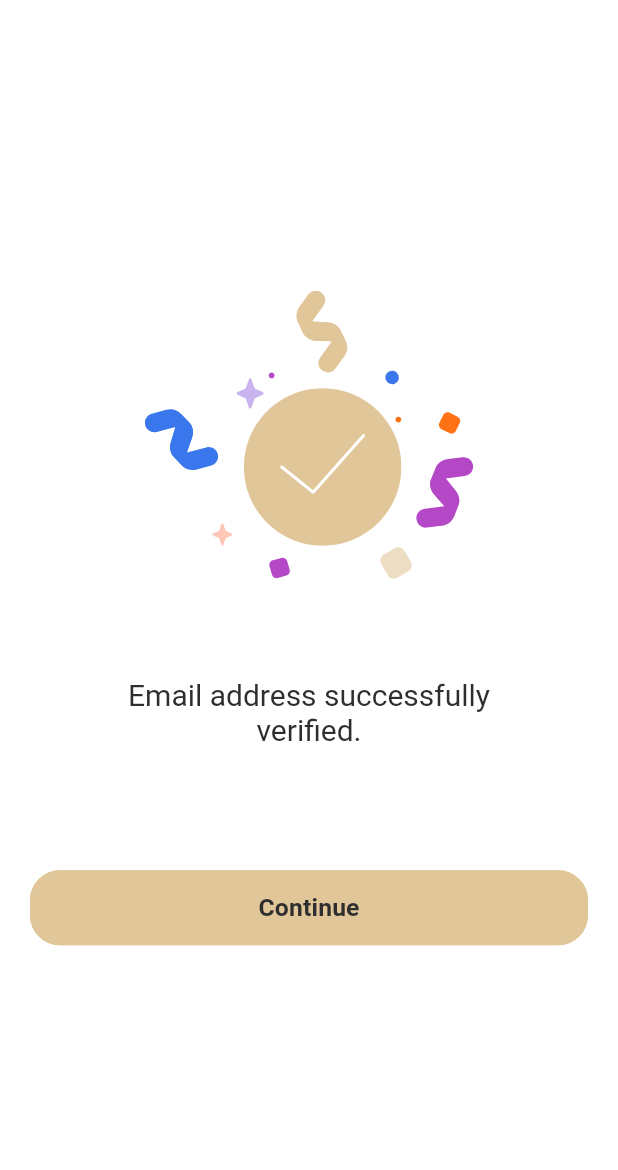
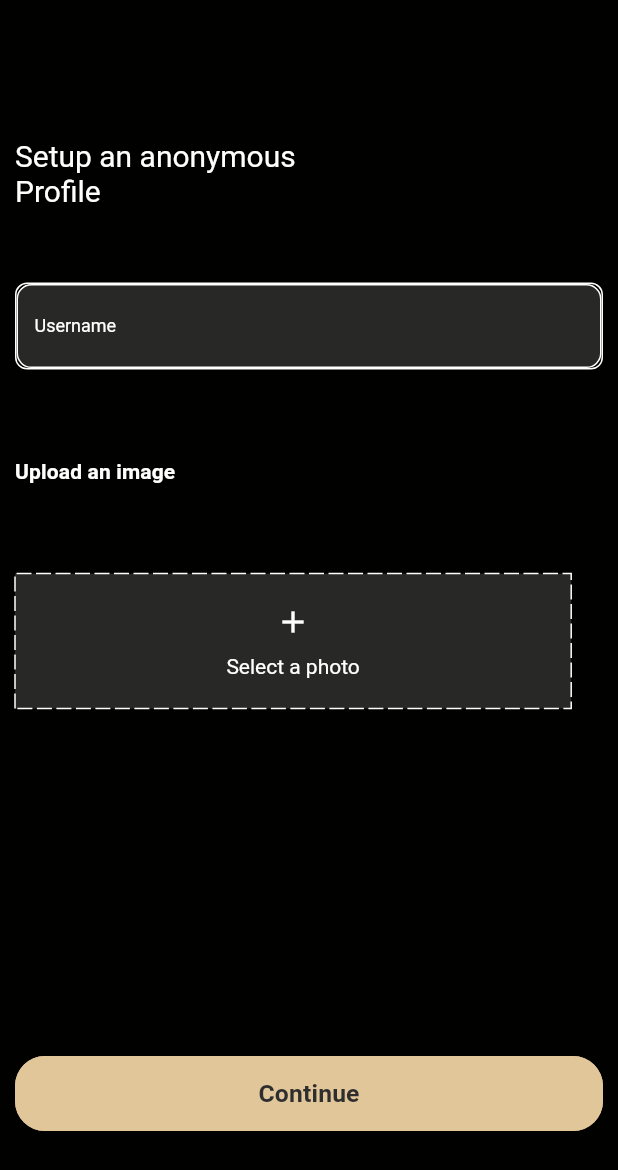
Before and after one commit to DigicomSolution/Peek-Entertainment-App-, a Flutter app: the VerificationSuccessView screen opened by its route, after a tap on "Continue", on a phone screen of 412 x 824 dp. Shown: the top 1170 px of the screen. Run offline on Flutter 3.47's test engine with Material 2 defaults, Android fonts, the phone set to English and light mode, and no system bars; drawn by our look-alikes of dotted_border; our stand-ins replace flutter_svg, get_it, go_router, image_picker, stacked; missing offline and left inert: flutter_pin_code_fields; Roboto replaces fonts that are missing (Quicksand).

Commit message:
added uploading image

```diff
--- a/lib/app/router.dart
+++ b/lib/app/router.dart
@@ -1,5 +1,6 @@
 import 'package:flutter/material.dart';
 import 'package:go_router/go_router.dart';
+import 'package:peek/ui/views/anonymous_profile/anonymous_profile_view.dart';
 import 'package:peek/ui/views/forgot_password/forgot_password_view.dart';
 import 'package:peek/ui/views/login/login_view.dart';
 import 'package:peek/ui/views/reset_password/reset_password_view.dart';
@@ -67,5 +68,11 @@ GoRouter router() {
       builder: (BuildContext context, GoRouterState state) =>
           const ResetPasswordView(),
     ),
+    GoRoute(
+      name: AppRoutes.anonymousProfileView,
+      path: AppRoutes.anonymousProfileView,
+      builder: (BuildContext context, GoRouterState state) =>
+          const AnonymousProfileView(),
+    ),
   ]);
 }
--- a/lib/helpers/constants/assets.dart
+++ b/lib/helpers/constants/assets.dart
@@ -6,4 +6,5 @@ class AppAssets {
   static const verificationSvg = 'assets/svg/verification.svg';
   static const successSvg = 'assets/svg/success.svg';
   static const lockSvg = 'assets/svg/lock.svg';
+  static const editSvg = 'assets/svg/edit.svg';
 }
--- a/lib/helpers/constants/routes.dart
+++ b/lib/helpers/constants/routes.dart
@@ -8,4 +8,5 @@ class AppRoutes {
   static const verificationSuccessView = '/verification-success-view';
   static const forgotPasswordView = '/forgot-password-view';
   static const resetPasswordView = '/reset-password-view';
+  static const anonymousProfileView = '/anonymous-profile-view';
 }
--- /dev/null
+++ b/lib/ui/views/anonymous_profile/anonymous_profile_view.dart
@@ -0,0 +1,140 @@
+import 'dart:io';
+
+import 'package:dotted_border/dotted_border.dart';
+import 'package:flutter/material.dart';
+import 'package:flutter_svg/flutter_svg.dart';
+import 'package:peek/helpers/constants/assets.dart';
+import 'package:peek/helpers/extensions/build_context/build_context.dart';
+import 'package:peek/ui/views/anonymous_profile/anonymous_profile_viewmodel.dart';
+import 'package:peek/ui/widgets/custom_button.dart';
+import 'package:stacked/stacked.dart';
+
+import '../../../helpers/constants/colors.dart';
+import '../../widgets/custom_text_form_field.dart';
+
+class AnonymousProfileView extends StatelessWidget {
+  const AnonymousProfileView({super.key});
+
+  @override
+  Widget build(BuildContext context) {
+    return ViewModelBuilder<AnonymousProfileViewModel>.reactive(
+        viewModelBuilder: () => AnonymousProfileViewModel(),
+        builder: (context, model, child) => Scaffold(
+              resizeToAvoidBottomInset: false,
+              backgroundColor: AppColors.deepBlack,
+              body: GestureDetector(
+                onTap: () => FocusManager.instance.primaryFocus?.unfocus(),
+                child: Padding(
+                  padding: EdgeInsets.all(10),
+                  child: Column(
+                    crossAxisAlignment: CrossAxisAlignment.start,
+                    children: [
+                      SizedBox(
+                        height: context.heightPercent(0.1),
+                      ),
+                      Text(
+                        "Setup an anonymous \nProfile",
+                        style: context.textTheme.titleLarge
+                            ?.copyWith(color: AppColors.white),
+                      ),
+                      const SizedBox(
+                        height: 50,
+                      ),
+                      CustomTextFormField(
+                        label: "Username",
+                        controller: model.userNameController,
+                        textInputType: TextInputType.emailAddress,
+                      ),
+                      const SizedBox(
+                        height: 60,
+                      ),
+                      Text(
+                        "Upload an image",
+                        style: context.textTheme.titleSmall
+                            ?.copyWith(color: AppColors.white),
+                      ),
+                      const SizedBox(
+                        height: 60,
+                      ),
+                      model.image != null
+                          ? Column(
+                              crossAxisAlignment: CrossAxisAlignment.start,
+                              children: [
+                                CircleAvatar(
+                                  backgroundColor: AppColors.normalBlack,
+                                  radius: 85, // Adjust the size as needed
+                                  child: ClipOval(
+                                    child: Image.file(
+                                      File(model.image!.path),
+                                      width: context.widthPercent(
+                                          0.6), // Adjust the width/height to fit the circle
+                                      height: context.heightPercent(0.2),
+                                      fit: BoxFit.cover,
+                                    ),
+                                  ),
+                                ),
+                                const SizedBox(
+                                  height: 20,
+                                ),
+                                InkWell(
+                                  onTap: () => model.removeImage(),
+                                  child: Row(
+                                    children: [
+                                      SvgPicture.asset(AppAssets.editSvg),
+                                      const SizedBox(
+                                        width: 5,
+                                      ),
+                                      Text(
+                                        "Change photo",
+                                        style: context.textTheme.labelLarge
+                                            ?.copyWith(
+                                                color: AppColors.buttonColor),
+                                      )
+                                    ],
+                                  ),
+                                )
+                              ],
+                            )
+                          : InkWell(
+                              onTap: () => model.pickImage(),
+                              child: Container(
+                                width: context.widthPercent(0.9),
+                                color: AppColors.fillColor,
+                                child: DottedBorder(
+                                  color: AppColors.white,
+                                  padding: const EdgeInsets.all(20),
+                                  strokeWidth: 1,
+                                  dashPattern: const [
+                                    10,
+                                    3,
+                                  ],
+                                  borderType: BorderType.RRect,
+                                  child: Center(
+                                    child: Column(
+                                      children: const [
+                                        Icon(
+                                          Icons.add,
+                                          color: AppColors.white,
+                                        ),
+                                        SizedBox(
+                                          height: 10,
+                                        ),
+                                        Text("Select a photo")
+                                      ],
+                                    ),
+                                  ),
+                                ),
+                              ),
+                            ),
+                      const Spacer(),
+                      CustomButton(text: "Continue", onTap: () {}),
+                      const SizedBox(
+                        height: 60,
+                      ),
+                    ],
+                  ),
+                ),
+              ),
+            ));
+  }
+}
--- /dev/null
+++ b/lib/ui/views/anonymous_profile/anonymous_profile_viewmodel.dart
@@ -0,0 +1,19 @@
+import 'package:flutter/material.dart';
+import 'package:image_picker/image_picker.dart';
+import 'package:stacked/stacked.dart';
+
+class AnonymousProfileViewModel extends BaseViewModel {
+  final userNameController = TextEditingController();
+  XFile? _image;
+  XFile? get image => _image;
+  Future<void> pickImage() async {
+    final picker = ImagePicker();
+    _image = await picker.pickImage(source: ImageSource.gallery);
+    notifyListeners();
+  }
+
+  Future<void> removeImage() async {
+    _image = null;
+    notifyListeners();
+  }
+}
--- a/lib/ui/views/verification_success/verification_success_view.dart
+++ b/lib/ui/views/verification_success/verification_success_view.dart
@@ -36,7 +36,8 @@ class VerificationSuccessView extends StatelessWidget {
                     SizedBox(
                       height: context.heightPercent(0.1),
                     ),
-                    CustomButton(text: "Continue", onTap: () {})
+                    CustomButton(
+                        text: "Continue", onTap: model.goToProfileSetup)
                   ],
                 ),
               ),
--- a/lib/ui/views/verification_success/verification_success_viewmodel.dart
+++ b/lib/ui/views/verification_success/verification_success_viewmodel.dart
@@ -5,7 +5,7 @@ import '../../../app/locator.dart';
 import '../../../helpers/constants/routes.dart';
 
 class VerificationSuccessViewModel extends BaseViewModel {
-  void goToVerificationSuccess() {
-    locator<GoRouter>().push(AppRoutes.verificationSuccessView);
+  void goToProfileSetup() {
+    locator<GoRouter>().push(AppRoutes.anonymousProfileView);
   }
 }
--- a/pubspec.yaml
+++ b/pubspec.yaml
@@ -42,6 +42,8 @@ dependencies:
   one_context: ^2.1.0
   flutter_svg: ^2.0.5
   flutter_pin_code_fields: ^2.2.0
+  dotted_border: ^2.1.0
+  image_picker: ^1.0.4
 
 dev_dependencies:
   flutter_test:
```
Also changed, not shown: assets/svg/edit.svg (added), pubspec.lock, 2 other files.
